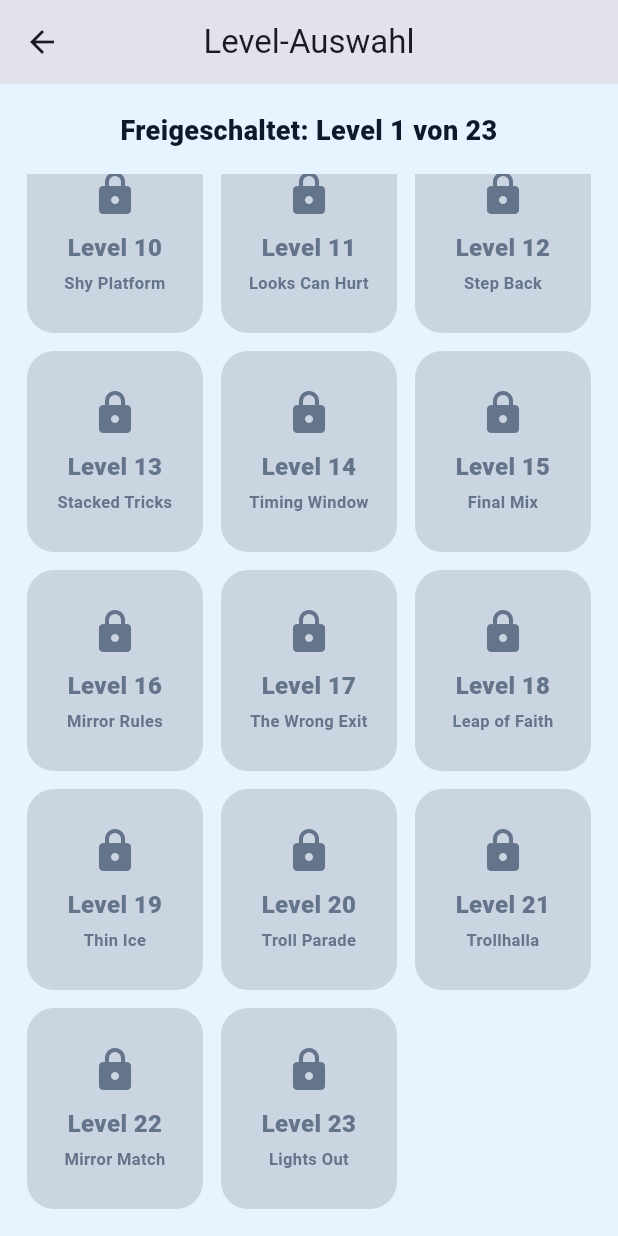
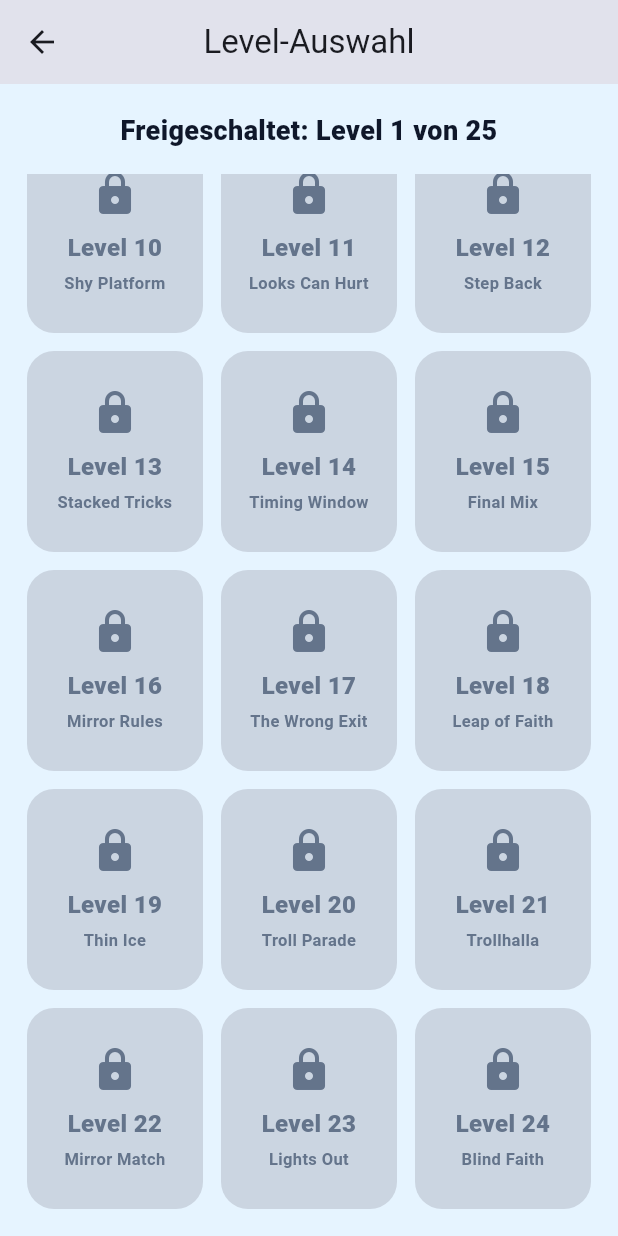
Before and after one commit to MImi8superr/Troll_Jump, a Flutter app: the LevelSelectScreen screen opened by its route, scrolled down 466 dp, on a phone screen of 412 x 824 dp. Run offline on Flutter 3.47's test engine with Material 3 defaults, Android fonts, the phone set to English and light mode, and no system bars; our stand-ins replace audioplayers, shared_preferences; accounts and stored records are empty.

Commit message:
Add levels 24-25: Blind Faith and The Last Laugh — the grand finale
Both levels are pure composition: the trap toolbox built across 23
levels is now rich enough that no new engine code was needed.

Level 24 "Blind Faith" — level 18's leap of faith, replayed blind:
- The elevated bridge run and its scripted collapse happen inside a
  dark zone; lightning flashes show the spike pit waiting below.
- The pit carpet is fake (18) — but one identical spike in the crowd
  is the hunter (21), waking in the dark (23) as the player passes.
- The warmest lantern glow in the darkness is a fake checkpoint (19)
  that bursts into spikes; the real lantern hangs further on.
- The wild jump-pad escape (18) launches out of the pit, followed by
  an ice sheet (19) sliding toward a gap — jumped at full speed,
  blind (21). The goal stands in honest daylight past the zone edge.

Level 25 "The Last Laugh" — the final exam in four chambers:
- Chamber 1, the classics: a sliding bait spike (2) and a drop spike
  (4) — where it all started.
- Chamber 2, the mirrors: the red-light-green-light mimic under a
  spike-lidded roof, straight into the evil twin's arena with its
  mirrored spike pair (22).
- Chamber 3, the trifecta: ice, reversed controls, and darkness
  stacked in the same 300px — the only place in the game where all
  three zones overlap — with a single spike at its heart.
- Chamber 4, the last laugh: the goal flees twice and dives off the
  cliff (20); the real flag reveals itself back at the last
  checkpoint. The walk to it is completely safe — after 24 levels of
  paranoia, the final troll is that there is none.

Tests: finale-composition guards (fake lantern inside the dark zone,
hunter inside the carpet bounds, trifecta zones genuinely overlapping,
decoy/real goal arrangement); counts updated to 25 levels; fake win
screen now admits ten bonus levels. flutter analyze clean, 24/24 green.

Co-Authored-By: Claude <noreply@anthropic.com>
Claude-Session: https://claude.ai/code/session_01Q9XwwqBL1ZxWrh1FXu9W2F

```diff
--- a/lib/game/levels.dart
+++ b/lib/game/levels.dart
@@ -700,6 +700,153 @@ List<Level> buildLevels() {
         FakeGoalTrap(revealSpikeIds: ['fg23-a', 'fg23-b']),
       ],
     ),
+    // Level 18's leap of faith, replayed blind: the bridge breaks in the
+    // dark, the spike carpet below is (mostly) a lie, a hunter hides in the
+    // crowd, and the friendliest light in the darkness is a fake lantern.
+    Level(
+      number: 24,
+      title: 'Blind Faith',
+      width: 2700,
+      playerStart: Offset(64, 380 - playerSize.height),
+      platforms: [
+        _platform('start-block-24', 0, 380, 560, height: 220),
+        _platform('br-24a', 620, 380, 160),
+        _platform('br-24b', 840, 380, 160, cracked: true),
+        _ground('pit-floor-24', 560, 900),
+        _platform('rb-24a', 1460, 340, 740, height: 260),
+        _platform('rb-24b', 2340, 340, 360, height: 260),
+      ],
+      spikes: [
+        // The carpet of lies on the pit floor.
+        _upSpike('bf-1', 600, dangerous: false),
+        _upSpike('bf-2', 660, dangerous: false),
+        _upSpike('bf-3', 720, dangerous: false),
+        _upSpike('bf-4', 790, dangerous: false),
+        _upSpike('bf-5', 860, dangerous: false),
+        _upSpike('bf-6', 930, dangerous: false),
+        _upSpike('bf-7', 1060, dangerous: false),
+        _upSpike('bf-8', 1120, dangerous: false),
+        _upSpike('bf-9', 1240, dangerous: false),
+        // Hidden in the crowd, woken in the dark: the hunter.
+        _upSpike('chaser-24', 1100),
+        // Under the fake lantern on the upper ledge.
+        Spike(
+          id: 'fl-24a',
+          rect: const Rect.fromLTWH(1670, 340 - 36, 40, 36),
+          visible: false,
+          dangerous: false,
+        ),
+        Spike(
+          id: 'fl-24b',
+          rect: const Rect.fromLTWH(1714, 340 - 36, 40, 36),
+          visible: false,
+          dangerous: false,
+        ),
+      ],
+      jumpPads: [
+        // The wild bounce out of the pit, aimed in the dark.
+        JumpPad(
+          id: 'launch-24',
+          rect: const Rect.fromLTWH(1330, floorY - 14, 72, 14),
+        ),
+      ],
+      iceZones: [
+        // An ice sheet on the upper ledge, sliding toward the gap — blind.
+        IceZone(id: 'ice-24', rect: const Rect.fromLTWH(1900, 340 - 24, 300, 24)),
+      ],
+      darkZones: [_darkZone('dz-24', 450, 2000)],
+      checkpoints: [
+        Checkpoint(
+          id: 'cp-24a',
+          rect: const Rect.fromLTWH(500, 380 - 58, 34, 58),
+        ),
+        _checkpoint('cp-24b', 1160),
+        // The warmest glow in the darkness. It is not your friend.
+        Checkpoint(
+          id: 'cp-24fake',
+          rect: const Rect.fromLTWH(1700, 340 - 58, 34, 58),
+          fake: true,
+        ),
+        Checkpoint(
+          id: 'cp-24c',
+          rect: const Rect.fromLTWH(1830, 340 - 58, 34, 58),
+        ),
+      ],
+      goal: Goal(rect: const Rect.fromLTWH(2570, 340 - 86, 54, 86)),
+      traps: [
+        BreakPlatformTrap(platformId: 'br-24b', triggerX: 850, delay: 0.22),
+        ChasingSpikeTrap(
+          spikeId: 'chaser-24',
+          triggerX: 1005,
+          minX: 640,
+          maxX: 1290,
+          speed: 185,
+        ),
+        FakeCheckpointTrap(
+          checkpointId: 'cp-24fake',
+          revealSpikeIds: ['fl-24a', 'fl-24b'],
+        ),
+      ],
+    ),
+    // The final exam: four chambers of callbacks — the classics, the
+    // mirrors, the stacked trifecta of zones, and a goal that takes one
+    // last dive. The real flag waits quietly behind you. No more tricks.
+    Level(
+      number: 25,
+      title: 'The Last Laugh',
+      width: 3000,
+      playerStart: _start(),
+      platforms: [
+        _ground('g-25', 0, 2900),
+        _platform('r-25a', 560, 310, 220),
+        _platform('r-25b', 820, 310, 200),
+      ],
+      spikes: [
+        // Chamber 1: the classics.
+        _upSpike('slide-25', 250),
+        _downSpike('drop-25', 400, 110),
+        // Chamber 2: the mirror corridor and its lids.
+        _downSpike('lid-25a', 600, 332),
+        _downSpike('lid-25b', 680, 332),
+        _downSpike('lid-25c', 730, 332),
+        _downSpike('lid-25d', 860, 332),
+        _downSpike('lid-25e', 940, 332),
+        _upSpike('mimic-25', 990),
+        // The twin arena, mirrored around x=1300.
+        _upSpike('arena-25a', 1150),
+        _upSpike('arena-25b', 1450),
+        // Chamber 3: one spike in the heart of the trifecta.
+        _upSpike('trifecta-25', 1900),
+        // Under nothing: chamber 4 is honest. Almost.
+      ],
+      iceZones: [_iceZone('ice-25', 1750, 300)],
+      reverseZones: [_reverseZone('rz-25', 1750, 300)],
+      darkZones: [_darkZone('dz-25', 1700, 550)],
+      checkpoints: [
+        _checkpoint('cp-25a', 520),
+        _checkpoint('cp-25b', 1650),
+        _checkpoint('cp-25c', 2280),
+      ],
+      decoyGoal: Goal(rect: const Rect.fromLTWH(2700, floorY - 86, 54, 86)),
+      goal: _goal(2450, visible: false),
+      traps: [
+        SlideSpikeTrap(
+          spikeId: 'slide-25',
+          triggerDistance: 100,
+          moveDistance: 70,
+          speed: 380,
+        ),
+        DropSpikeTrap(spikeId: 'drop-25', triggerX: 350),
+        MimicSpikeTrap(
+          spikeId: 'mimic-25',
+          triggerX: 570,
+          minX: 590,
+          maxX: 1000,
+        ),
+        EvilTwinTrap(mirrorX: 1300, range: 300),
+        FleeingGoalTrap(cliffX: 2900, retreatDistance: 80),
+      ],
+    ),
   ];
 }
 
--- a/lib/screens/fake_win_screen.dart
+++ b/lib/screens/fake_win_screen.dart
@@ -112,7 +112,7 @@ class _FakeWinScreenState extends State<FakeWinScreen> {
                 ),
                 const SizedBox(height: 14),
                 const Text(
-                  'The trolls built eight more levels while you were celebrating.',
+                  'The trolls built ten more levels while you were celebrating.',
                   textAlign: TextAlign.center,
                   style: TextStyle(
                     fontSize: 16,
```
Also changed, not shown: 2 other files.
